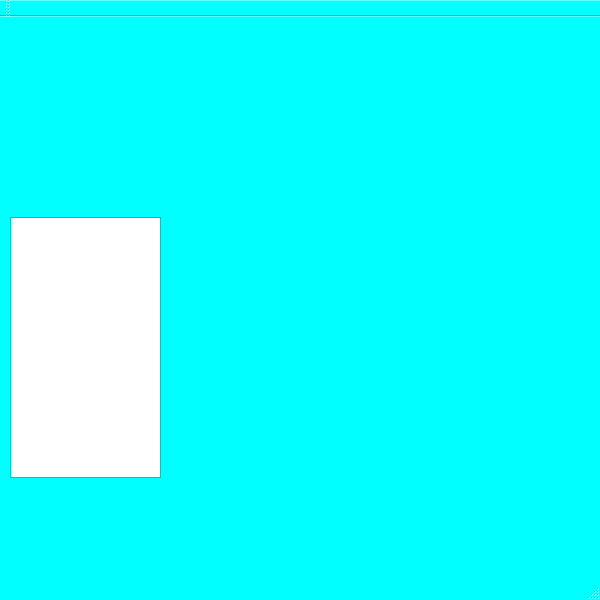
Before: the Qt Designer form mainwindow.ui in JuliaNortman/Project, drawn with Qt 5.
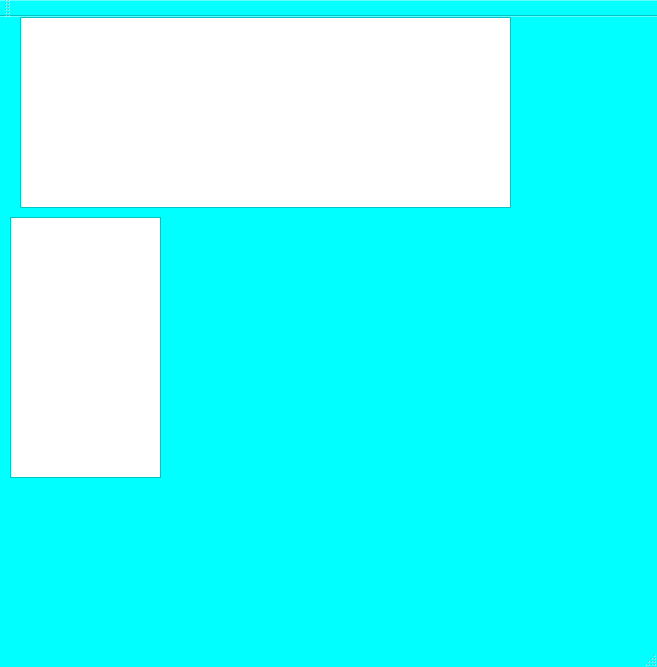
After: the same form once the commit is applied.

Diff of the .ui file:
```diff
--- a/mainwindow.ui
+++ b/mainwindow.ui
@@ -6,8 +6,8 @@
    <rect>
     <x>0</x>
     <y>0</y>
-    <width>600</width>
-    <height>600</height>
+    <width>657</width>
+    <height>667</height>
    </rect>
   </property>
   <property name="palette">
@@ -90,10 +90,10 @@
    <widget class="QWidget" name="gridLayoutWidget">
     <property name="geometry">
      <rect>
-      <x>180</x>
-      <y>90</y>
-      <width>401</width>
-      <height>401</height>
+      <x>310</x>
+      <y>240</y>
+      <width>271</width>
+      <height>251</height>
      </rect>
     </property>
     <layout class="QGridLayout" name="checkerBoard">
@@ -175,6 +175,16 @@
      </rect>
     </property>
    </widget>
+   <widget class="QTextBrowser" name="analyseDebug">
+    <property name="geometry">
+     <rect>
+      <x>20</x>
+      <y>0</y>
+      <width>491</width>
+      <height>191</height>
+     </rect>
+    </property>
+   </widget>
   </widget>
   <widget class="QMenuBar" name="menuBar">
    <property name="geometry">
```
Left out of the diff: 4 changed lines with no effect on the pictures.
